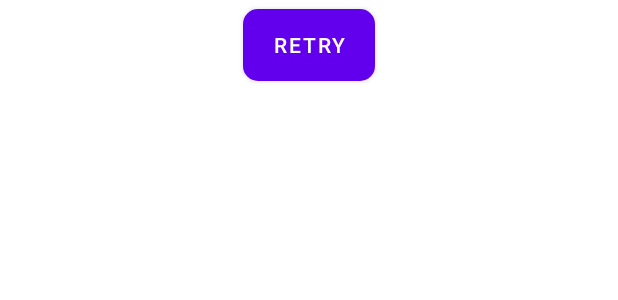
After one commit to eagskunst/Myngs, an Android app: the layout view_holder_myngs_button.xml on its own in the app's theme, with its tools: preview values and no code run, on a phone screen of 412 x 824 dp. The commit adds this screen. Shown: the top 300 px of the screen. Run offline under Robolectric (Android 15) with nearby library versions, the phone set to English and light mode, and no system bars.

Commit message:
Created button view holder and added it for retry calls on album detail

```diff
--- a/app/src/main/java/com/eagskunst/apps/myngs/ui/albumdetail/AlbumDetailActivity.kt
+++ b/app/src/main/java/com/eagskunst/apps/myngs/ui/albumdetail/AlbumDetailActivity.kt
@@ -2,10 +2,12 @@ package com.eagskunst.apps.myngs.ui.albumdetail
 
 import android.view.LayoutInflater
 import androidx.lifecycle.observe
+import com.eagskunst.apps.myngs.base.Timber
 import com.eagskunst.apps.myngs.base_android.MyngsActivity
 import com.eagskunst.apps.myngs.databinding.ActivityAlbumDetailBinding
 import com.eagskunst.apps.myngs.errorWithMessage
 import com.eagskunst.apps.myngs.loader
+import com.eagskunst.apps.myngs.myngsButton
 import com.eagskunst.apps.myngs.song
 import com.eagskunst.apps.myngs.utils.Constants
 import org.koin.android.viewmodel.ext.android.viewModel
@@ -16,6 +18,7 @@ class AlbumDetailActivity(
 ) : MyngsActivity<ActivityAlbumDetailBinding>() {
 
     private val viewModel: AlbumDetailViewModel by viewModel()
+    private var albumId = 0L
 
     override fun onStart() {
         super.onStart()
@@ -36,6 +39,7 @@ class AlbumDetailActivity(
         }
 
         viewModel.getAlbumById(parcelizedAlbum.id)
+        albumId = parcelizedAlbum.id
     }
 
     private fun buildRecyclerView(state: AlbumDetailViewState) {
@@ -44,11 +48,17 @@ class AlbumDetailActivity(
                 loader { id("loader") }
                 return@withModels
             }
+
             when (state.error) {
                 is AlbumDetailViewState.Error.Network -> {
                     errorWithMessage {
                         id("errorview")
                         errorMessage("Check your internet connection and try again")
+                    }
+                    myngsButton {
+                        id("myngsButton")
+                        text("Retry")
+                        onClick { _, _, _, _ -> viewModel.getAlbumById(albumId) }
                     }
                 }
                 is AlbumDetailViewState.Error.EmptyAlbum -> {
@@ -63,6 +73,9 @@ class AlbumDetailActivity(
                             id(it.id)
                             song(it)
                             showAlbumImage(false)
+                            onClick { _, _, _, _ ->
+                                Timber.d("Clicked song $it")
+                            }
                         }
                     }
                 }
--- /dev/null
+++ b/app/src/main/res/layout/view_holder_myngs_button.xml
@@ -0,0 +1,36 @@
+<?xml version="1.0" encoding="utf-8"?>
+<layout xmlns:android="http://schemas.android.com/apk/res/android"
+    xmlns:tools="http://schemas.android.com/tools"
+    xmlns:app="http://schemas.android.com/apk/res-auto">
+
+    <data>
+
+        <import type="android.view.View" />
+
+        <variable
+            name="text"
+            type="String" />
+
+        <variable
+            name="onClick"
+            type="View.OnClickListener" />
+
+    </data>
+
+    <FrameLayout
+        android:layout_width="match_parent"
+        android:layout_height="wrap_content">
+
+        <com.google.android.material.button.MaterialButton
+            android:id="@+id/button"
+            android:layout_width="wrap_content"
+            android:layout_height="60dp"
+            android:layout_gravity="center"
+            android:text="@{text}"
+            android:onClick="@{onClick}"
+            app:cornerRadius="10dp"
+            app:elevation="5dp"
+            tools:text="Retry"/>
+
+    </FrameLayout>
+</layout>
```
